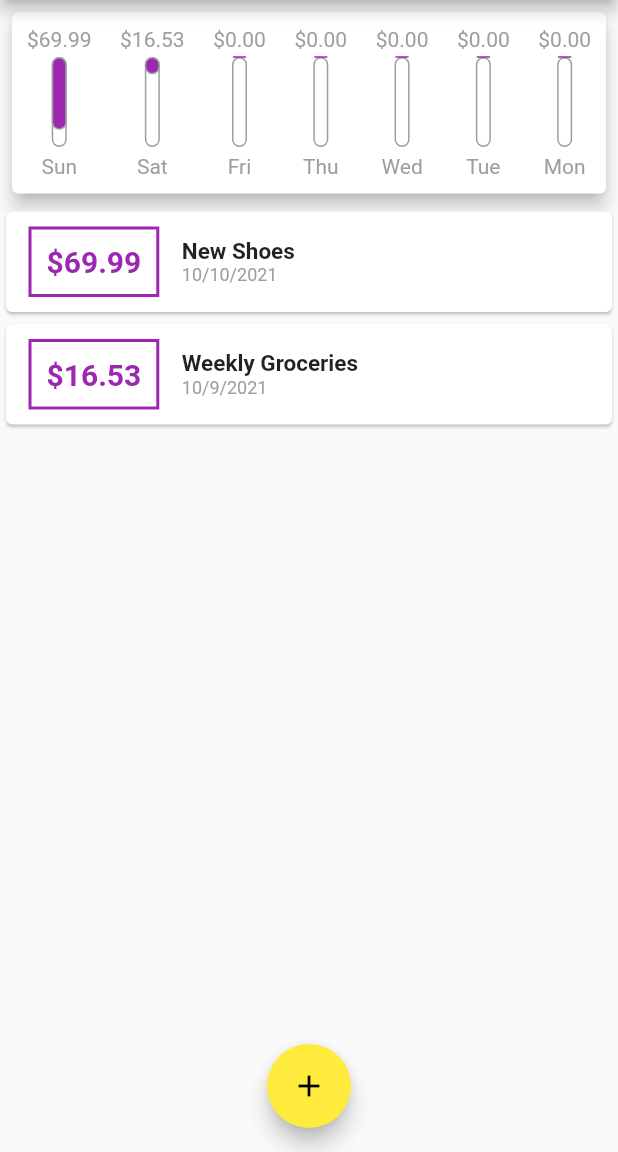
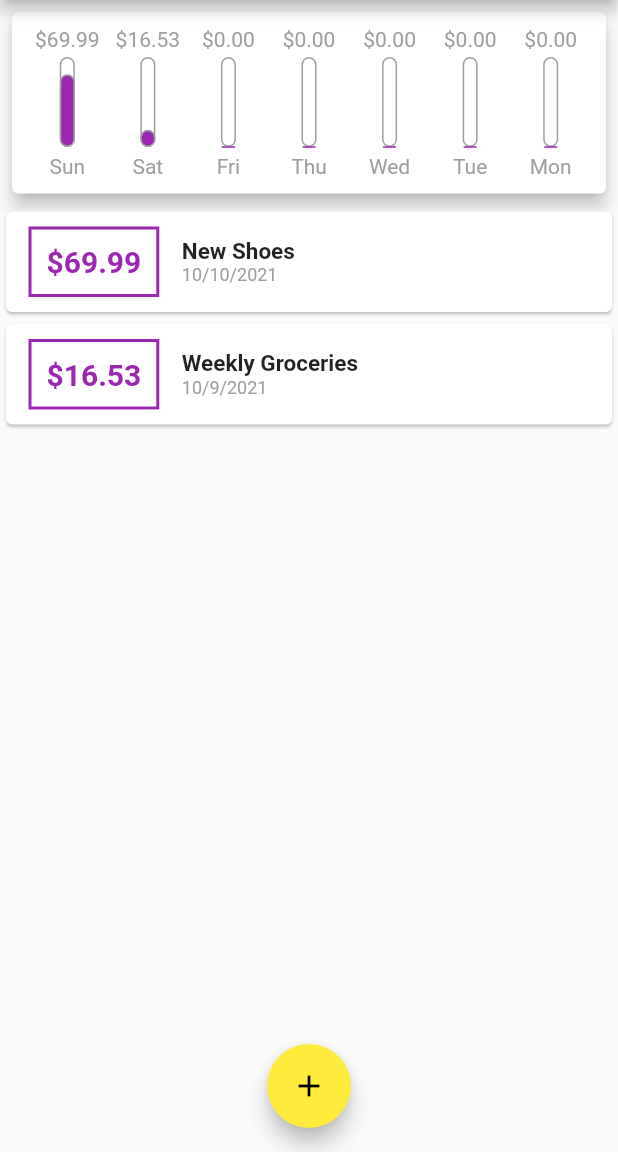
Before and after one commit to ashrafmansuri/flutter_expense, a Flutter app: the screen it shows after launch, on a phone screen of 412 x 824 dp, the part 84-1236 px from its top. Run offline on Flutter 3.47's test engine with Material 2 defaults, Android fonts, the phone set to English and light mode, and no system bars; Roboto replaces fonts that are missing (OpenSans).

Commit message:
Chart Updated

```diff
--- a/lib/widgets/chart.dart
+++ b/lib/widgets/chart.dart
@@ -4,39 +4,36 @@ import 'package:intl/intl.dart';
 import '../models/transaction.dart';
 
 class Chart extends StatelessWidget {
-
   final List<Transaction> recTx;
 
   Chart(this.recTx);
 
-List<Map<String,Object>> get tx {
-
+  List<Map<String, Object>> get tx {
     return List.generate(7, (index) {
-    final weekDay = DateTime.now().subtract(Duration(days:index));
+      final weekDay = DateTime.now().subtract(Duration(days: index));
       double sumDay = 0.0;
-    for(int i = 0 ; i  < recTx.length ;  i++)
-    {
-     if(recTx[i].date.day == weekDay.day && recTx[i].date.month == weekDay.month && recTx[i].date.year == weekDay.year)
-     {
-
+      for (int i = 0; i < recTx.length; i++) {
+        if (recTx[i].date.day == weekDay.day &&
+            recTx[i].date.month == weekDay.month &&
+            recTx[i].date.year == weekDay.year) {
           sumDay = sumDay + recTx[i].amount;
         }
       }
-    return {'day' : DateFormat.E().format(weekDay) ,'sumDay':sumDay};
+      return {'day': DateFormat.E().format(weekDay), 'sumDay': sumDay};
     });
   }
 
-
-double get totalSum{
+  double get totalSum {
     return recTx.fold(0.0, (sum, index) {
       return sum = sum + index.amount;
     });
   }
+
   @override
   Widget build(BuildContext context) {
     print(tx);
     return Container(
-      child:Padding(
+      child: Padding(
         padding: const EdgeInsets.all(4.0),
         child: Card(
           elevation: 5,
@@ -44,14 +41,16 @@ double get totalSum{
             padding: const EdgeInsets.all(10.0),
             child: Row(
               mainAxisAlignment: MainAxisAlignment.spaceBetween,
-                    children:tx.map((e) {
-                    return ChartBar(e['day'], e['sumDay'], (e['sumDay'] as double) / totalSum);
-                  }).toList(),),
-                ),),
+              children: tx.map((e) {
+                return Flexible(
+                    fit: FlexFit.tight,
+                    child: ChartBar(e['day'], e['sumDay'],
+                        (e['sumDay'] as double) / totalSum));
+              }).toList(),
             ),
-
-
+          ),
+        ),
+      ),
     );
-
   }
 }
--- a/lib/widgets/chartbar.dart
+++ b/lib/widgets/chartbar.dart
@@ -11,9 +11,10 @@ class ChartBar extends StatelessWidget {
   Widget build(BuildContext context) {
     return Container(
       child: Column(
+        mainAxisAlignment: MainAxisAlignment.start,
         children: [
-          Container(
-            child: Text(
+          FittedBox(
+           child: Text(
               "\$${_sumDay.toStringAsFixed(2)}",
               style: TextStyle(color: Colors.grey),
             ),
@@ -23,6 +24,7 @@ class ChartBar extends StatelessWidget {
             height: 60,
             width: 10,
             child: Stack(
+              alignment: AlignmentDirectional.bottomEnd ,
               children: [
                 Container(
                   decoration: BoxDecoration(
```
Lines whose indentation alone changed are shown as unchanged.
